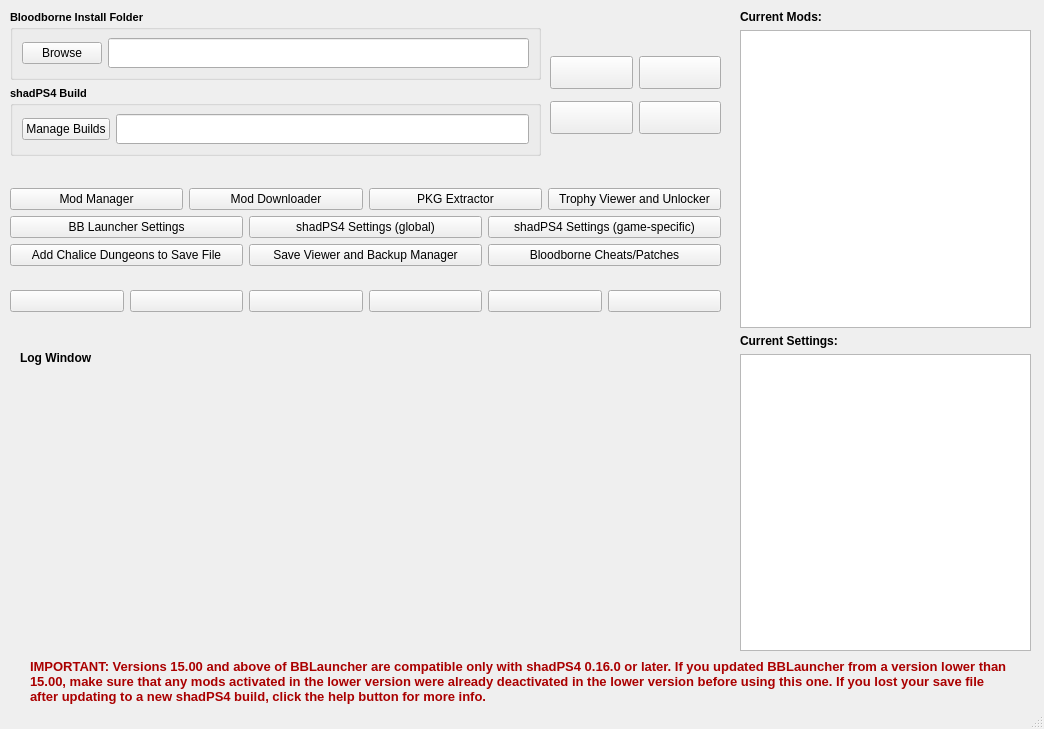
First picture: the form in modules/bblauncher.ui, repository rainmakerv3/BB_Launcher, before the edit.
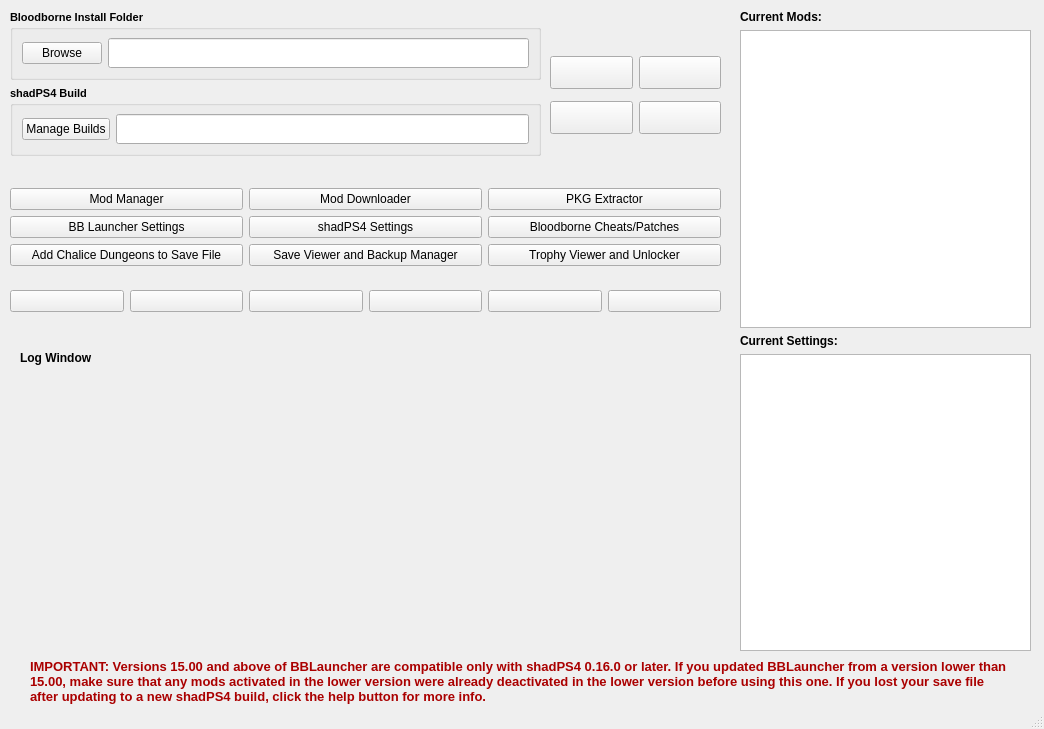
Second picture: the form after the edit.

Commit message: combine global/game-specific settings dialog into one

Diff of the .ui file:
```diff
--- a/modules/bblauncher.ui
+++ b/modules/bblauncher.ui
@@ -381,13 +381,6 @@
            </property>
           </widget>
          </item>
-         <item>
-          <widget class="QPushButton" name="TrophyButton">
-           <property name="text">
-            <string>Trophy Viewer and Unlocker</string>
-           </property>
-          </widget>
-         </item>
         </layout>
        </item>
        <item>
@@ -402,14 +395,14 @@
          <item>
           <widget class="QPushButton" name="shadSettingsButton">
            <property name="text">
-            <string>shadPS4 Settings (global)</string>
+            <string>shadPS4 Settings</string>
            </property>
           </widget>
          </item>
          <item>
-          <widget class="QPushButton" name="shadSettingsGSButton">
+          <widget class="QPushButton" name="PatchesButton">
            <property name="text">
-            <string>shadPS4 Settings (game-specific)</string>
+            <string>Bloodborne Cheats/Patches</string>
            </property>
           </widget>
          </item>
@@ -432,9 +425,9 @@
           </widget>
          </item>
          <item>
-          <widget class="QPushButton" name="PatchesButton">
+          <widget class="QPushButton" name="TrophyButton">
            <property name="text">
-            <string>Bloodborne Cheats/Patches</string>
+            <string>Trophy Viewer and Unlocker</string>
            </property>
           </widget>
          </item>
```
The commit also changes 4 other files.
